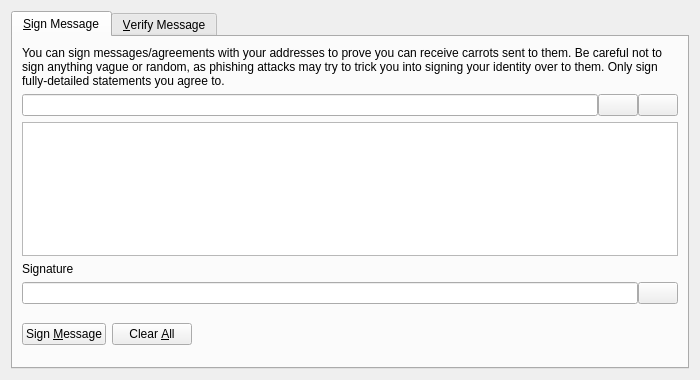
This is src/qt/forms/signverifymessagedialog.ui in saigoyume/Ravencoin as Qt 5 draws it before an edit. The edited form follows.
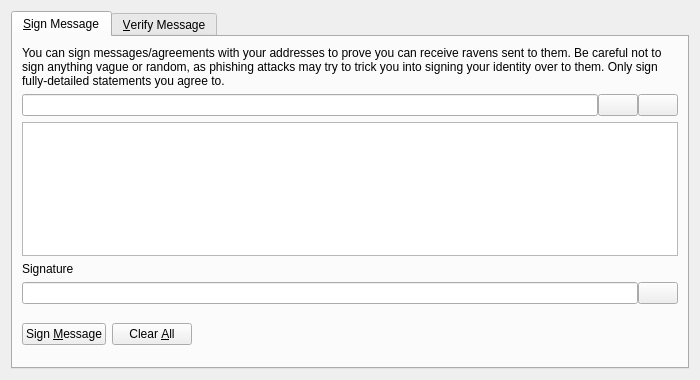
This is the edited form. Icons and pictures are not drawn. Custom widgets are drawn as their Qt base class.

The edit to the form file:
```diff
--- a/src/qt/forms/signverifymessagedialog.ui
+++ b/src/qt/forms/signverifymessagedialog.ui
@@ -30,7 +30,7 @@
        <item>
         <widget class="QLabel" name="infoLabel_SM">
          <property name="text">
-          <string>You can sign messages/agreements with your addresses to prove you can receive carrots sent to them. Be careful not to sign anything vague or random, as phishing attacks may try to trick you into signing your identity over to them. Only sign fully-detailed statements you agree to.</string>
+          <string>You can sign messages/agreements with your addresses to prove you can receive ravens sent to them. Be careful not to sign anything vague or random, as phishing attacks may try to trick you into signing your identity over to them. Only sign fully-detailed statements you agree to.</string>
          </property>
          <property name="textFormat">
           <enum>Qt::PlainText</enum>
```
Left out of the diff: 26 changed lines with no effect on the pictures.
